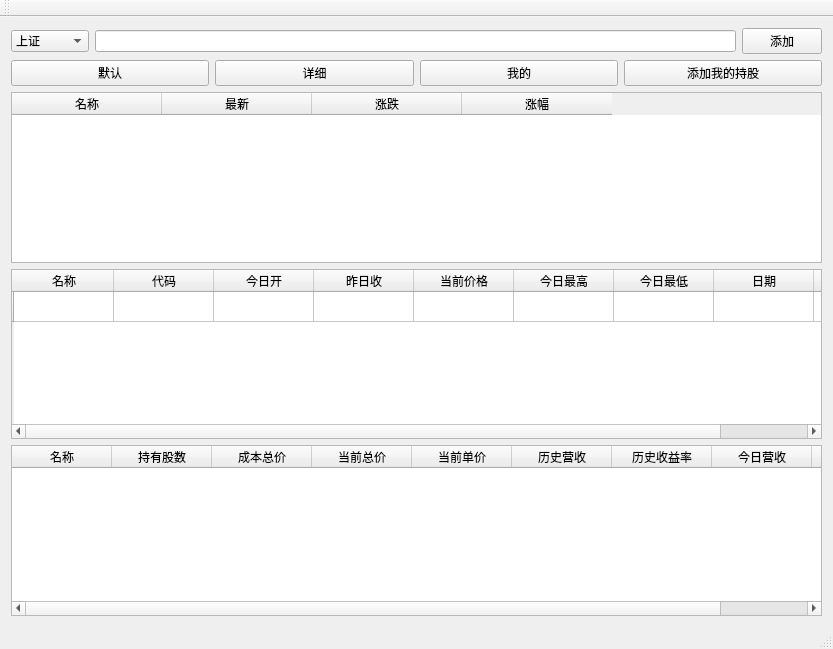
The window that mainwindow.ui (dependon/Stock-Ball) describes before a commit, drawn with Qt 5.
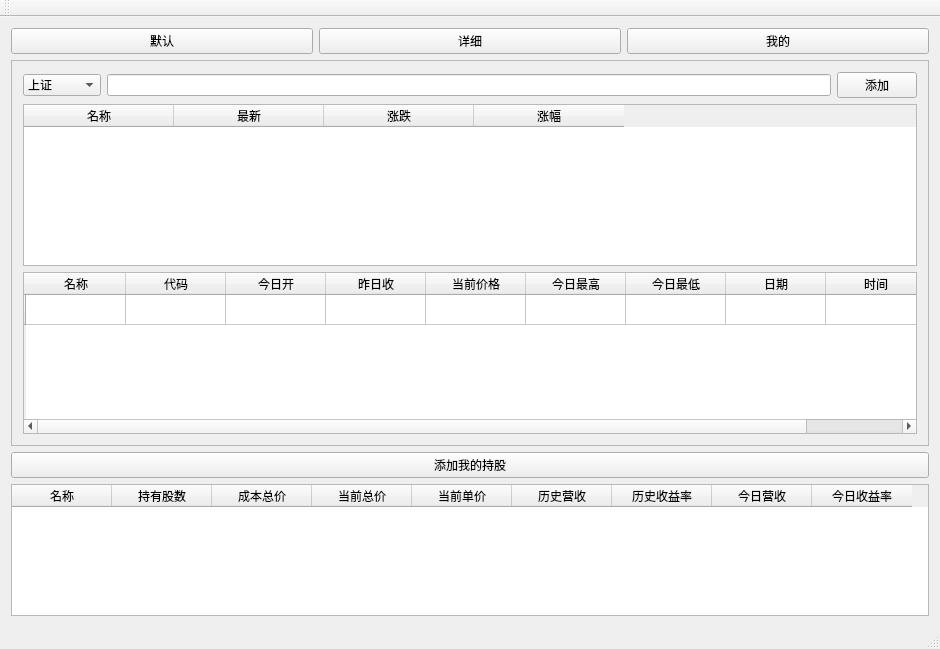
The same window after the commit.

What changed in the file:
```diff
--- a/mainwindow.ui
+++ b/mainwindow.ui
@@ -6,7 +6,7 @@
    <rect>
     <x>0</x>
     <y>0</y>
-    <width>833</width>
+    <width>940</width>
     <height>649</height>
    </rect>
   </property>
@@ -16,34 +16,6 @@
   <widget class="QWidget" name="centralWidget">
    <layout class="QGridLayout" name="gridLayout">
     <item row="0" column="0">
-     <layout class="QHBoxLayout" name="horizontalLayout">
-      <item>
-       <widget class="QComboBox" name="comboBox">
-        <item>
-         <property name="text">
-          <string>上证</string>
-         </property>
-        </item>
-        <item>
-         <property name="text">
-          <string>深圳成指</string>
-         </property>
-        </item>
-       </widget>
-      </item>
-      <item>
-       <widget class="QLineEdit" name="searchEdit"/>
-      </item>
-      <item>
-       <widget class="QPushButton" name="pushButton">
-        <property name="text">
-         <string>添加</string>
-        </property>
-       </widget>
-      </item>
-     </layout>
-    </item>
-    <item row="1" column="0">
      <layout class="QHBoxLayout" name="horizontalLayout_2">
       <item>
        <widget class="QPushButton" name="normalBtn">
@@ -66,16 +38,46 @@
         </property>
        </widget>
       </item>
+     </layout>
+    </item>
+    <item row="1" column="0">
+     <widget class="QFrame" name="normalFrame">
+      <property name="frameShape">
+       <enum>QFrame::StyledPanel</enum>
+      </property>
+      <property name="frameShadow">
+       <enum>QFrame::Raised</enum>
+      </property>
+      <layout class="QVBoxLayout" name="verticalLayout">
       <item>
-       <widget class="QPushButton" name="addMyBtn">
+        <layout class="QHBoxLayout" name="horizontalLayout">
+         <item>
+          <widget class="QComboBox" name="comboBox">
+           <item>
         <property name="text">
-         <string>添加我的持股</string>
-        </property>
-       </widget>
-      </item>
-     </layout>
-    </item>
-    <item row="2" column="0">
+             <string>上证</string>
+            </property>
+           </item>
+           <item>
+            <property name="text">
+             <string>深圳成指</string>
+            </property>
+           </item>
+          </widget>
+         </item>
+         <item>
+          <widget class="QLineEdit" name="searchEdit"/>
+         </item>
+         <item>
+          <widget class="QPushButton" name="pushButton">
+           <property name="text">
+            <string>添加</string>
+           </property>
+          </widget>
+         </item>
+        </layout>
+       </item>
+       <item>
      <widget class="QTableWidget" name="miniTable">
       <property name="editTriggers">
        <set>QAbstractItemView::NoEditTriggers</set>
@@ -108,7 +110,7 @@
       </column>
      </widget>
     </item>
-    <item row="3" column="0">
+       <item>
      <widget class="QTableWidget" name="tableWidget">
       <row>
        <property name="text">
@@ -162,7 +164,17 @@
       </column>
      </widget>
     </item>
-    <item row="4" column="0">
+      </layout>
+     </widget>
+    </item>
+    <item row="2" column="0">
+     <widget class="QPushButton" name="addMyBtn">
+      <property name="text">
+       <string>添加我的持股</string>
+      </property>
+     </widget>
+    </item>
+    <item row="3" column="0">
      <widget class="QTableWidget" name="myTable">
       <column>
        <property name="text">
```
Left out of the diff: 10 changed lines with no effect on the pictures. Lines whose indentation alone changed are shown as unchanged.
